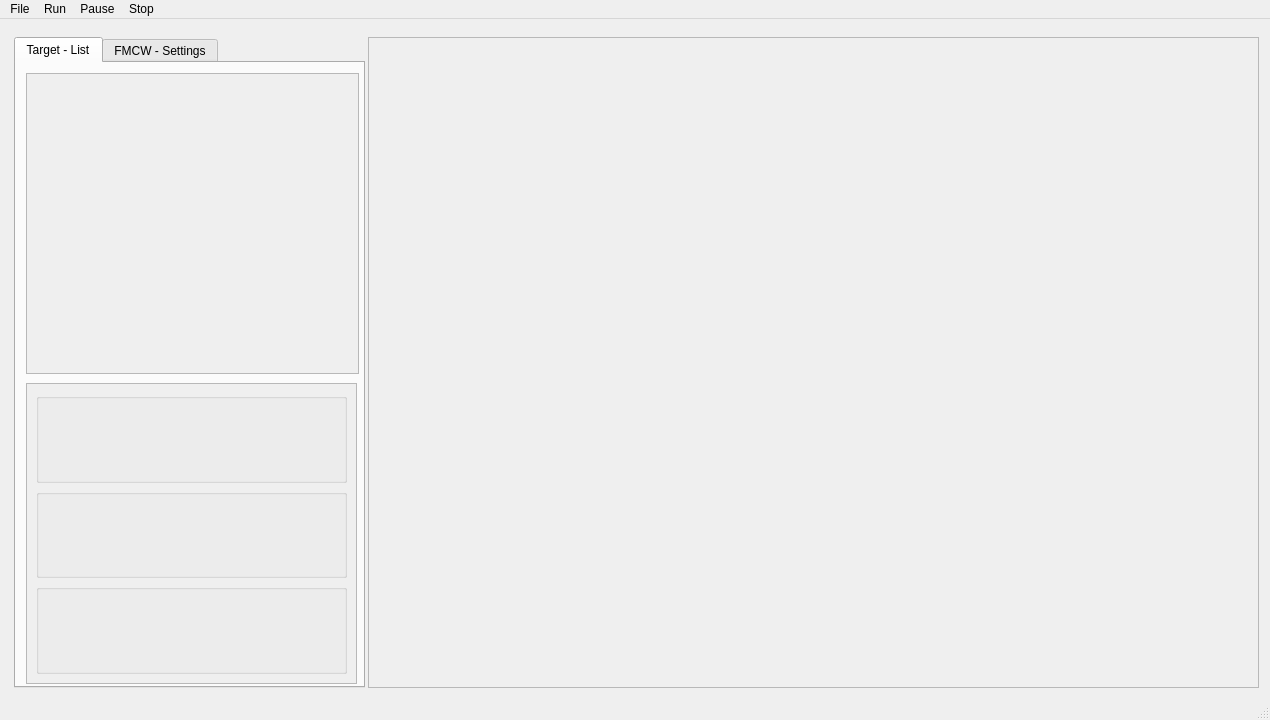
This is app/ui/main_window.ui in Bennys-Quarter/FMCW_Simulator as Qt 5 draws it before an edit. The edited form follows.
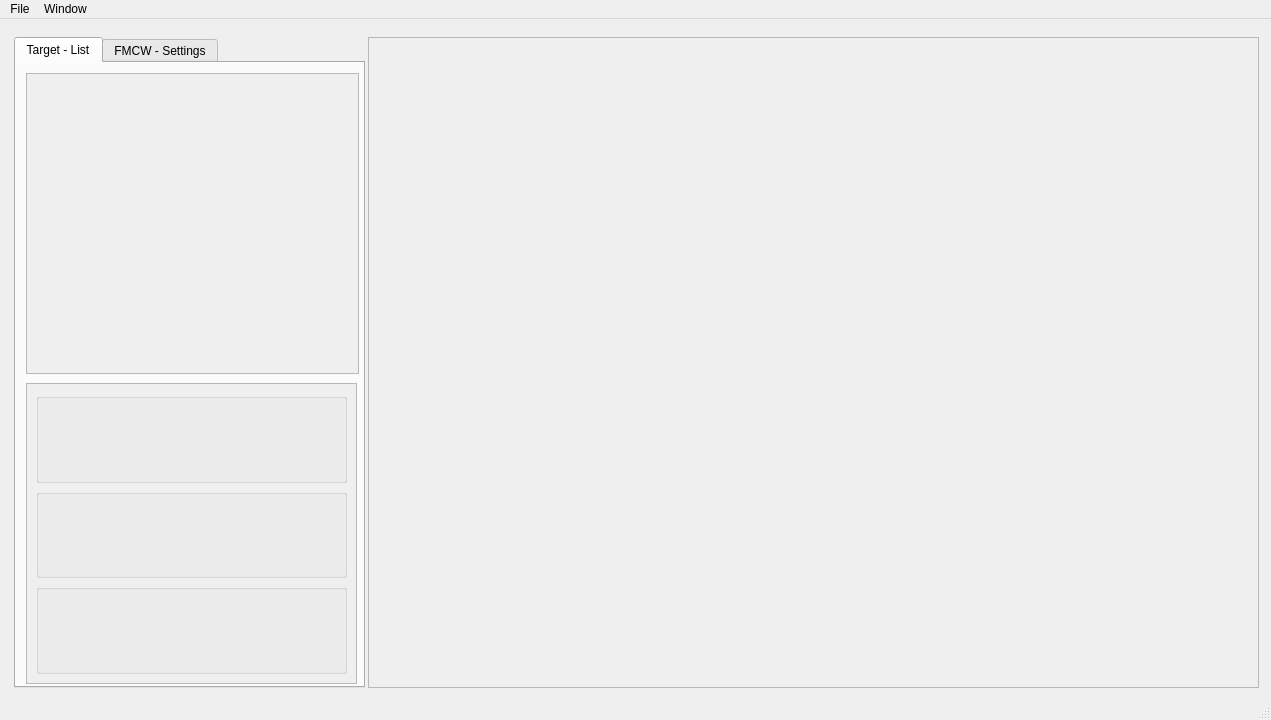
This is the edited form. The open tabs and pages were chosen to show the change. Custom widgets are drawn as their Qt base class.

The edit to the form file:
```diff
--- a/app/ui/main_window.ui
+++ b/app/ui/main_window.ui
@@ -9,7 +9,7 @@
    <rect>
     <x>0</x>
     <y>0</y>
-    <width>1270</width>
+    <width>1271</width>
     <height>720</height>
    </rect>
   </property>
@@ -402,12 +402,13 @@
     </widget>
    </widget>
   </widget>
+  <widget class="QStatusBar" name="statusbar"/>
   <widget class="QMenuBar" name="menubar">
    <property name="geometry">
     <rect>
      <x>0</x>
      <y>0</y>
-     <width>1270</width>
+     <width>1271</width>
      <height>22</height>
     </rect>
    </property>
@@ -423,25 +424,20 @@
    </widget>
    <widget class="QMenu" name="menuRun">
     <property name="title">
-     <string>Run</string>
+     <string>Window</string>
     </property>
-   </widget>
-   <widget class="QMenu" name="menuPause">
-    <property name="title">
-     <string>Pause</string>
-    </property>
-   </widget>
-   <widget class="QMenu" name="menuStop">
-    <property name="title">
-     <string>Stop</string>
-    </property>
+    <widget class="QMenu" name="menuPlots">
+     <property name="title">
+      <string>Plots</string>
+     </property>
+     <addaction name="actionRun"/>
+     <addaction name="actionStop"/>
+    </widget>
+    <addaction name="menuPlots"/>
    </widget>
    <addaction name="menuFile"/>
    <addaction name="menuRun"/>
-   <addaction name="menuPause"/>
-   <addaction name="menuStop"/>
   </widget>
-  <widget class="QStatusBar" name="statusbar"/>
   <action name="actionReset">
    <property name="text">
     <string>Reset Settings</string>
```
Left out of the diff: 28 changed lines with no effect on the pictures.
